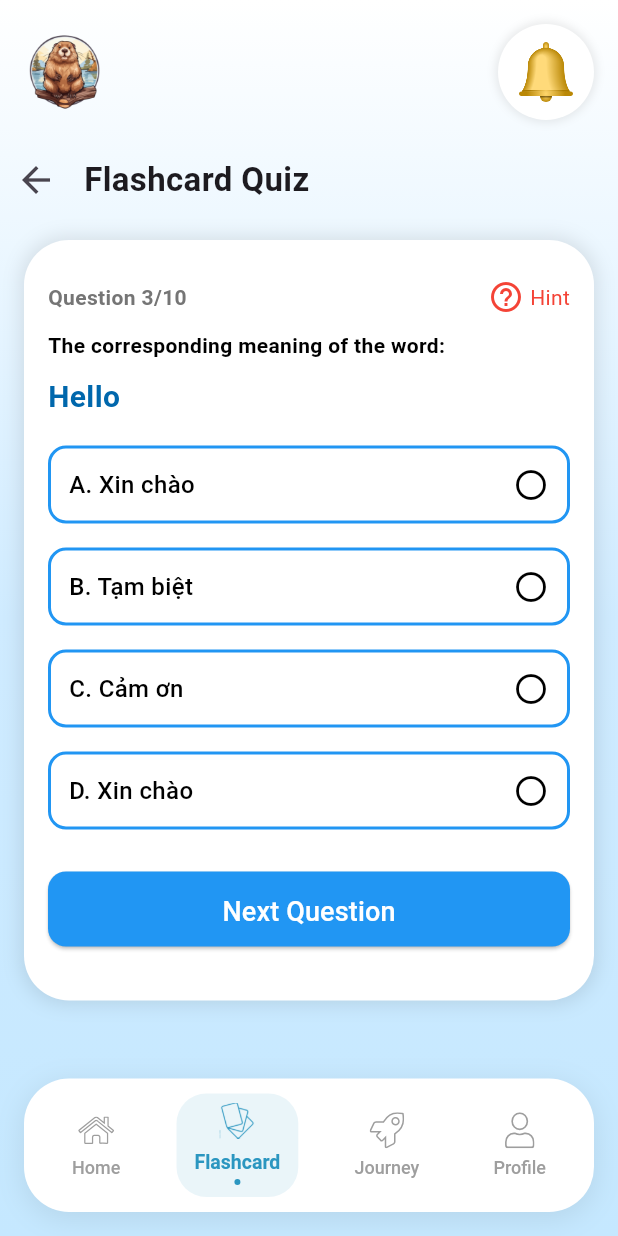
After one commit to khuong2924/nckh-ielts-learning-app, a Flutter app: the FlashCardQuiz screen opened directly, on a phone screen of 412 x 824 dp. The commit adds this screen. Run offline on Flutter 3.47's test engine with Material 3 defaults, Android fonts, the phone set to English and light mode, and no system bars; our stand-ins replace audioplayers, cloud_firestore, confetti, dio, emoji_picker_flutter, file_picker and 12 more; accounts and stored records are empty; Roboto replaces fonts that are missing (Montserrat-SemiBold).

Commit message:
flashcard quiz, typing

```diff
--- /dev/null
+++ b/lib/presentation/pages/flashcard/flashcard-quiz.dart
@@ -0,0 +1,236 @@
+import 'package:flutter/material.dart';
+import '../../components/BottomNavBar.dart';
+import '../../components/CustomAppBar.dart';
+
+class FlashCardQuiz extends StatefulWidget {
+  const FlashCardQuiz({super.key});
+
+  @override
+  State<FlashCardQuiz> createState() => _FlashCardQuizState();
+}
+
+class _FlashCardQuizState extends State<FlashCardQuiz> {
+  int _currentIndex = 1;
+  int selectedAnswer = -1;
+  int correctAnswer = 3;
+
+  List<String> answers = [
+    "A. Xin chào",
+    "B. Tạm biệt",
+    "C. Cảm ơn",
+    "D. Xin chào"
+  ];
+
+  @override
+  Widget build(BuildContext context) {
+    return Scaffold(
+      body: Container(
+        decoration: const BoxDecoration(
+          gradient: LinearGradient(
+            begin: Alignment(0.00, -1.00),
+            end: Alignment(0, 1),
+            colors: [Colors.white, Color(0xFFCFEBFF), Color(0xFFC5E8FF)],
+          ),
+        ),
+        child: SafeArea(
+          child: Column(
+            children: [
+              // Header cố định
+              CustomAppBar(
+                onNotificationTap: () {
+                  // Xử lý thông báo
+                },
+              ),
+              Row(
+                children: [
+                  IconButton(
+                    icon: const Icon(Icons.arrow_back, size: 28),
+                    onPressed: () {
+                      Navigator.pop(context);
+                    },
+                  ),
+                  const SizedBox(width: 8),
+                  const Text(
+                    "Flashcard Quiz",
+                    style: TextStyle(
+                      fontSize: 22,
+                      fontWeight: FontWeight.bold,
+                    ),
+                  ),
+                ],
+              ),
+              // Nội dung Flashcard Quiz
+              Expanded(
+                child: SingleChildScrollView(
+                  child: Padding(
+                    padding: const EdgeInsets.all(16.0),
+                    child: Container(
+                      padding: const EdgeInsets.all(16),
+                      decoration: BoxDecoration(
+                        color: Colors.white,
+                        borderRadius: BorderRadius.circular(30),
+                        boxShadow: [
+                          BoxShadow(
+                            color: Colors.black.withOpacity(0.1),
+                            blurRadius: 10,
+                            spreadRadius: 2,
+                          ),
+                        ],
+                      ),
+                      child: Column(
+                        crossAxisAlignment: CrossAxisAlignment.start,
+                        children: [
+                          const SizedBox(height: 10),
+                          // Số câu hỏi và Hint
+                          Row(
+                            mainAxisAlignment: MainAxisAlignment.spaceBetween,
+                            children: [
+                              const Text(
+                                "Question 3/10",
+                                style: TextStyle(
+                                    fontSize: 14, color: Color(0xFF757575), fontWeight: FontWeight.bold),
+                              ),
+                              GestureDetector(
+                                onTap: () {
+                                  // Xử lý Hint
+                                },
+                                child: const Row(
+                                  children: [
+                                    Icon(Icons.help_outline, color: Colors.red),
+                                    SizedBox(width: 4),
+                                    Text("Hint",
+                                        style: TextStyle(color: Colors.red)),
+                                  ],
+                                ),
+                              ),
+                            ],
+                          ),
+                          const SizedBox(height: 10),
+
+                          Text(
+                            "The corresponding meaning of the word:",
+                            style: TextStyle(fontSize: 14, color: Colors.black, fontWeight: FontWeight.bold,),
+                          ),
+                          SizedBox(height: 10),
+                          Text(
+                            "Hello",
+                            style: TextStyle(
+                              fontSize: 20,
+                              fontWeight: FontWeight.bold,
+                              color: Color(0xFF0067AC),
+                            ),
+                          ),
+                          const SizedBox(height: 10),
+                          Column(
+                            children: List.generate(answers.length, (index) {
+                              Color borderColor = Colors.blue;
+                              Color fillColor = Colors.white;
+                              Color textColor = Colors.black;
+
+                              if (selectedAnswer != -1) {
+                                if (index == correctAnswer) {
+                                  fillColor = Colors.green[100]!;
+                                  borderColor = Colors.green;
+                                  textColor = Colors.green;
+                                } else if (index == selectedAnswer) {
+                                  fillColor = Colors.red[100]!;
+                                  borderColor = Colors.red;
+                                  textColor = Colors.red;
+                                }
+                              }
+
+                              return GestureDetector(
+                                onTap: () {
+                                  setState(() {
+                                    selectedAnswer = index;
+                                  });
+                                },
+                                child: Container(
+                                  margin:
+                                      const EdgeInsets.symmetric(vertical: 8),
+                                  padding: const EdgeInsets.all(12),
+                                  decoration: BoxDecoration(
+                                    color: fillColor,
+                                    borderRadius: BorderRadius.circular(12),
+                                    border: Border.all(
+                                        color: borderColor, width: 2),
+                                  ),
+                                  child: Row(
+                                    mainAxisAlignment:
+                                        MainAxisAlignment.spaceBetween,
+                                    children: [
+                                      Text(
+                                        answers[index],
+                                        style: TextStyle(
+                                          fontSize: 16,
+                                          fontWeight: FontWeight.w500,
+                                          color: textColor,
+                                        ),
+                                      ),
+                                      Icon(
+                                        selectedAnswer == index
+                                            ? (index == correctAnswer
+                                                ? Icons.check_circle
+                                                : Icons.cancel)
+                                            : Icons.circle_outlined,
+                                        color: textColor,
+                                      ),
+                                    ],
+                                  ),
+                                ),
+                              );
+                            }),
+                          ),
+
+                          const SizedBox(height: 20),
+
+                          // Nút Next Question
+                          SizedBox(
+                            width: double.infinity,
+                            height: 50,
+                            child: ElevatedButton(
+                              onPressed: () {
+                                setState(() {
+                                  selectedAnswer =
+                                      -1; // Reset lựa chọn cho câu tiếp theo
+                                });
+                              },
+                              style: ElevatedButton.styleFrom(
+                                padding:
+                                    const EdgeInsets.symmetric(vertical: 14),
+                                backgroundColor: Colors.blue,
+                                shape: RoundedRectangleBorder(
+                                  borderRadius: BorderRadius.circular(12),
+                                ),
+                              ),
+                              child: const Text(
+                                "Next Question",
+                                style: TextStyle(
+                                    fontSize: 18, color: Colors.white),
+                              ),
+                            ),
+                          ),
+                          const SizedBox(height: 20),
+                        ],
+                      ),
+                    ),
+                  ),
+                ),
+              ),
+
+              // Bottom Navigation giữ nguyên
+              BottomNavBar(
+                currentIndex: _currentIndex,
+                onTap: (index) {
+                  setState(() {
+                    _currentIndex = index;
+                  });
+                },
+              ),
+            ],
+          ),
+        ),
+      ),
+    );
+  }
+}
```
Also changed, not shown: lib/presentation/pages/flashcard/flashcard-test-typing.dart (added, +201 -0 lines), lib/presentation/pages/flashcard/vocabulary-main.dart (+18 -0 lines).
